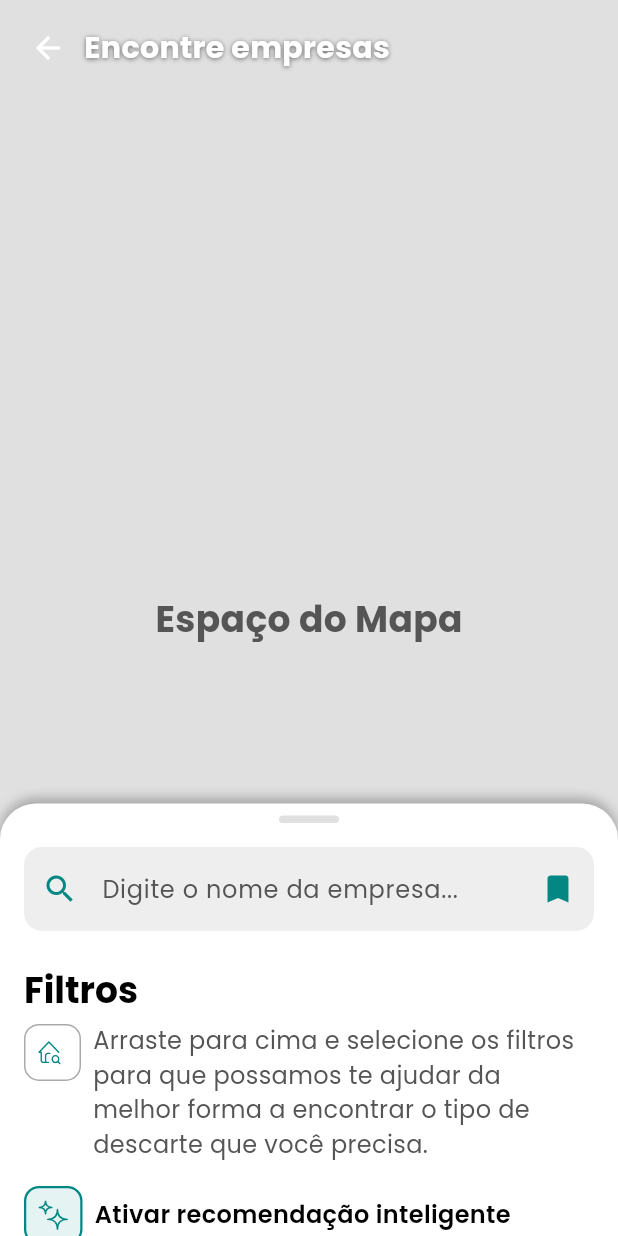
After one commit to maltezzzz/app_ecocyclo, a Flutter app: the MapScreen screen opened directly, on a phone screen of 412 x 824 dp. The commit adds this screen. Run offline on Flutter 3.47's test engine with Material 3 defaults, Android fonts, the light colour scheme and no system bars; our stand-ins replace flutter_svg, google_fonts, logger, shared_preferences; accounts and stored records are empty.

Commit message:
feat: Adiciona tela de mapa e refatora widgets de filtro

```diff
--- a/ecocyclo_app/lib/screens/home.dart
+++ b/ecocyclo_app/lib/screens/home.dart
@@ -6,12 +6,28 @@ import '../../widgets/home/home_disposal_card.dart';
 import '../../widgets/home/home_shortcut_icon.dart';
 import '../../widgets/home/home_educational_card.dart';
 import '../../widgets/custom_bottom_navigation_bar.dart';
+// 1. IMPORTAR A TELA DE MAPA (Ajuste o caminho conforme a estrutura do seu projeto)
+import '/screens/map_screen.dart'; // Exemplo: Adicione esta linha ou o caminho correto
 
 // Cria uma instância global do logger para ser usada em todo o arquivo
 final logger = Logger();
 
 class HomeScreen extends StatelessWidget {
   const HomeScreen({super.key});
+
+  // Função que será chamada para navegar para a tela do mapa
+  void _navigateToMap(BuildContext context) {
+    logger.i('Navegando para a tela de Mapa...');
+    // Se você usa rotas nomeadas para todas as telas, use:
+    // Navigator.pushNamed(context, '/map');
+
+    // Caso contrário, use MaterialPageRoute:
+    Navigator.of(context).push(
+      MaterialPageRoute(
+        builder: (context) => const MapScreen(), // Coloque o nome correto do seu widget de tela de mapa
+      ),
+    );
+  }
 
   @override
   Widget build(BuildContext context) {
@@ -133,7 +149,10 @@ class HomeScreen extends StatelessWidget {
           ),
         ),
       ),
-      bottomNavigationBar: const CustomBottomNavigationBar(),
+      // 2. CHAME O CUSTOM BOTTOM NAVIGATION BAR E PASSE A FUNÇÃO
+      bottomNavigationBar: CustomBottomNavigationBar(
+        onMapTap: () => _navigateToMap(context),
+      ),
     );
   }
 }
--- /dev/null
+++ b/ecocyclo_app/lib/screens/map_screen.dart
@@ -0,0 +1,408 @@
+import 'package:flutter/material.dart';
+import '../theme/app_colors.dart'; // Assumindo que AppColors está em lib/theme/
+
+// Importando os novos widgets da subpasta 'mapa'
+// Se map_screen.dart estiver em 'lib/', o caminho é 'widgets/mapa/...'
+import '../widgets/mapa/svg_icon_container.dart';
+import '../widgets/mapa/filter_chip.dart';
+import '../widgets/mapa/selectable_filter_card.dart';
+
+// --------------------------------------------------------------------------
+// 1. MODELO DE DADOS: Representa uma empresa de descarte (Mantido)
+// --------------------------------------------------------------------------
+class DisposalPoint {
+  final String id;
+  final String name;
+  final String description;
+  // Removida a dependência de LatLng. Usei um tipo dinâmico ou String como placeholder.
+  final dynamic location;
+  final List<String> categories;
+
+  const DisposalPoint({
+    required this.id,
+    required this.name,
+    required this.description,
+    required this.location,
+    this.categories = const [],
+  });
+}
+
+// --------------------------------------------------------------------------
+// NOVO MODELO: Detalhes dos Filtros (Mantido aqui, pois é usado em todo o arquivo)
+// --------------------------------------------------------------------------
+class FilterDetails {
+  final String description;
+  final String iconPath;
+
+  const FilterDetails({required this.description, required this.iconPath});
+}
+
+// --------------------------------------------------------------------------
+// CLASSE PRINCIPAL: MAPSSCREEN (Refatorada)
+// --------------------------------------------------------------------------
+/// O MapsScreen é um componente placeholder que existe APENAS para ser
+/// puxado/importado pela tela Home, sem conter nenhuma lógica de mapa.
+class MapScreen extends StatefulWidget {
+  const MapScreen({super.key});
+
+  @override
+  State<MapScreen> createState() => _MapScreenState();
+}
+
+class _MapScreenState extends State<MapScreen> {
+  // Variáveis de Estado
+  bool _isLoading = false;
+  bool _isSmartRecommendationActive = true;
+  final List<String> _selectedFilters = ['Reciclagem', 'MarketPlace'];
+  final List<String> _availableFilters = ['Reciclagem', 'Doação', 'MarketPlace', 'Reuso'];
+
+  final Map<String, Color> _filterColors = {
+    'Reciclagem': AppColors.secondary,
+    'Doação': Colors.green.shade600,
+    'MarketPlace': Colors.blue.shade600,
+    'Reuso': Colors.orange.shade700,
+  };
+
+  final Map<String, FilterDetails> _filterDetails = {
+    'Reciclagem': const FilterDetails(
+      iconPath: 'assets/icons/reciclagem.svg',
+      description: 'Empresas especializadas na coleta, desmontagem, análise e reciclagem dos resíduos eletrônicos descartados',
+    ),
+    'Doação': const FilterDetails(
+      iconPath: 'assets/icons/doacao.svg',
+      description: 'Contribua com a educação e a sustentabilidade doando seus eletrônicos a projetos sociais e educacionais. Eles serão usados como insumos de aprendizado em comunidades e escolas.',
+    ),
+    'MarketPlace': const FilterDetails(
+      iconPath: 'assets/icons/marketplace.svg',
+      description: 'Venda seus equipamentos ainda utilizáveis com segurança e confiança.',
+    ),
+    'Reuso': const FilterDetails(
+      iconPath: 'assets/icons/reuso.svg',
+      description: 'Para quem quer doar equipamentos que ainda funcionam, mas que não tem mais utilidade pessoal. Aqui, eles são reparados e reutilizados.',
+    ),
+  };
+
+
+  @override
+  Widget build(BuildContext context) {
+
+    // Mapeamento dos chips ativos usando o novo widget FilterChipWidget
+    final activeFilterChips = _selectedFilters
+        .where((name) => _filterDetails.containsKey(name))
+        .map((name) {
+          final color = _filterColors[name] ?? AppColors.secondary;
+          final details = _filterDetails[name]!;
+          return FilterChipWidget(
+            key: ValueKey(name), // Usando ValueKey para ajudar o Flutter
+            label: name,
+            iconPath: details.iconPath,
+            color: color,
+            onRemove: () {
+              setState(() {
+                _selectedFilters.remove(name);
+                // TODO: Lógica de filtragem
+              });
+            },
+          );
+        })
+        .toList();
+
+    // Mapeamento dos cards de filtro usando o novo widget SelectableFilterCard
+    final selectableFilterCards = _availableFilters
+        .where((name) => _filterDetails.containsKey(name))
+        .map((name) {
+          final details = _filterDetails[name]!;
+          final color = _filterColors[name] ?? AppColors.secondary;
+          final isSelected = _selectedFilters.contains(name);
+
+          return SelectableFilterCard(
+            key: ValueKey(name), // Usando ValueKey para ajudar o Flutter
+            filterName: name,
+            details: details,
+            color: color,
+            isSelected: isSelected,
+            onTap: () {
+              setState(() {
+                if (isSelected) {
+                  _selectedFilters.remove(name);
+                } else {
+                  _selectedFilters.add(name);
+                }
+                // TODO: Lógica de filtragem
+              });
+            },
+          );
+        })
+        .toList();
+
+    return Scaffold(
+      body: Stack(
+        children: [
+          // FUNDO: MAPA VAZIO (Placeholder de Fundo)
+          Positioned.fill(
+            child: Container(
+              color: Colors.grey[300], // Cor de fundo que simula o espaço do mapa
+              child: _isLoading
+                  ? const Center(child: CircularProgressIndicator(color: AppColors.secondary))
+                  : const Center(
+                      child: Text(
+                        'Espaço do Mapa',
+                        style: TextStyle(
+                          fontSize: 24,
+                          fontWeight: FontWeight.bold,
+                          color: AppColors.textSecondary
+                        ),
+                      ),
+                    ),
+            ),
+          ),
+
+          // ------------------------------------------------------------------
+          // HEADER FIXO NO TOPO (Mantido)
+          // ------------------------------------------------------------------
+          Align(
+            alignment: Alignment.topLeft,
+            child: SafeArea(
+              child: Padding(
+                padding: const EdgeInsets.only(top: 8.0, left: 8.0, right: 16.0),
+                child: Row(
+                  children: [
+                    IconButton(
+                      icon: const Icon(Icons.arrow_back, color: AppColors.white),
+                      onPressed: () => Navigator.pop(context),
+                    ),
+                    const Text(
+                      "Encontre empresas",
+                      style: TextStyle(
+                        color: AppColors.white,
+                        fontSize: 20,
+                        fontWeight: FontWeight.bold,
+                        shadows: [
+                            BoxShadow(
+                              color: Colors.black54,
+                              blurRadius: 4,
+                              offset: Offset(0, 1)
+                            )
+                        ]
+                      ),
+                    )
+                  ],
+                ),
+              ),
+            ),
+          ),
+
+          // ------------------------------------------------------------------
+          // CAIXA DE FILTROS ARRASTÁVEL (DraggableScrollableSheet - Mantido)
+          // ------------------------------------------------------------------
+          DraggableScrollableSheet(
+            initialChildSize: 0.35,
+            minChildSize: 0.15,
+            maxChildSize: 0.90,
+            builder: (BuildContext context, ScrollController scrollController) {
+              return Container(
+                width: double.infinity,
+                padding: const EdgeInsets.symmetric(horizontal: 16.0),
+                decoration: const BoxDecoration(
+                  color: AppColors.white,
+                  borderRadius: BorderRadius.vertical(
+                    top: Radius.circular(24),
+                  ),
+                  boxShadow: [
+                    BoxShadow(
+                      blurRadius: 6,
+                      color: Colors.black26,
+                      offset: Offset(0, -3),
+                    )
+                  ],
+                ),
+                child: SingleChildScrollView(
+                  controller: scrollController,
+                  padding: const EdgeInsets.only(top: 8.0, bottom: 32.0),
+                  child: Column(
+                    crossAxisAlignment: CrossAxisAlignment.start,
+                    mainAxisSize: MainAxisSize.min,
+                    children: [
+                      // Puxador (Handle)
+                      Center(
+                        child: Container(
+                          width: 40,
+                          height: 5,
+                          margin: const EdgeInsets.only(bottom: 16),
+                          decoration: BoxDecoration(
+                            color: Colors.grey[300],
+                            borderRadius: BorderRadius.circular(5),
+                          ),
+                        ),
+                      ),
+
+                      // Campo de busca (Header) - ATUALIZADO
+                      TextField(
+                        decoration: InputDecoration(
+                          hintText: "Digite o nome da empresa...",
+                          hintStyle: const TextStyle(color: AppColors.textSecondary),
+                          prefixIcon: const Icon(Icons.search, color: AppColors.secondary), // Corrigido para AppColors.secondary
+
+                          // NOVO ÍCONE: Marcador/Bandeira
+                          suffixIcon: IconButton(
+                            icon: const Icon(Icons.bookmark, color: AppColors.secondary),
+                            onPressed: () {
+                              // TODO: Lógica para abrir filtros ou favoritos rápidos
+                            },
+                          ),
+
+                          filled: true,
+                          fillColor: Colors.grey[200], // Corrigido para um cinza mais claro (AppColors.background não estava definido, mas Colors.grey[200] simula a cor da imagem)
+                          border: OutlineInputBorder(
+                            borderRadius: BorderRadius.circular(12),
+                            borderSide: BorderSide.none,
+                          ),
+                        ),
+                      ),
+
+                      const SizedBox(height: 24),
+
+                      // Título Filtros
+                      Text(
+                        "Filtros",
+                        style: Theme.of(context).textTheme.titleLarge?.copyWith(fontWeight: FontWeight.bold),
+                      ),
+                      const SizedBox(height: 8),
+                      // Descrição com ícone (Usa o Widget importado)
+                      Row(
+                        crossAxisAlignment: CrossAxisAlignment.start,
+                        children: [
+                          const SvgIconContainer(
+                            iconPath: 'assets/icons/home_search.svg',
+                            color: AppColors.secondary,
+                            size: 20,
+                            padding: 8,
+                            isActive: false,
+                            isSmartRecIcon: false,
+                            shouldApplyColorFilter: true,
+                          ),
+                          const SizedBox(width: 8),
+                          Expanded(
+                            child: Text(
+                              "Arraste para cima e selecione os filtros para que possamos te ajudar da melhor forma a encontrar o tipo de descarte que você precisa.",
+                              style: Theme.of(context).textTheme.bodyMedium,
+                            ),
+                          ),
+                        ],
+                      ),
+
+                      const SizedBox(height: 16),
+
+                      // Recomendação inteligente
+                      GestureDetector(
+                        onTap: () {
+                          setState(() {
+                            _isSmartRecommendationActive = !_isSmartRecommendationActive;
+                          });
+                        },
+                        child: Row(
+                          mainAxisAlignment: MainAxisAlignment.start,
+                          children: [
+                            SvgIconContainer( // Usa o Widget importado
+                              iconPath: 'assets/icons/stars.svg',
+                              color: AppColors.secondary,
+                              size: 20,
+                              padding: 8,
+                              isActive: _isSmartRecommendationActive,
+                              isSmartRecIcon: true,
+                              shouldApplyColorFilter: true,
+                            ),
+                            const SizedBox(width: 8),
+                            Text(
+                              "Ativar recomendação inteligente",
+                              style: Theme.of(context).textTheme.bodyMedium?.copyWith(
+                                    fontWeight: FontWeight.w600,
+                                    color: AppColors.textPrimary,
+                                  ),
+                            ),
+                          ],
+                        ),
+                      ),
+
+                      // ----------------------------------------------------
+                      // SEÇÃO DE FILTROS SELECIONADOS (Chips)
+                      // ----------------------------------------------------
+                      if (activeFilterChips.isNotEmpty) ...[
+                        const SizedBox(height: 24),
+                        Row(
+                          mainAxisAlignment: MainAxisAlignment.spaceBetween,
+                          children: [
+                            Text(
+                              "Selecionados",
+                              style: Theme.of(context).textTheme.titleMedium?.copyWith(
+                                fontWeight: FontWeight.bold,
+                                color: AppColors.textPrimary
+                              ),
+                            ),
+                            TextButton(
+                              onPressed: () {
+                                setState(() {
+                                  _selectedFilters.clear();
+                                });
+                              },
+                              child: const Text(
+                                "Limpar Filtros",
+                                style: TextStyle(
+                                  color: AppColors.secondary,
+                                  decoration: TextDecoration.underline,
+                                ),
+                              ),
+                            )
+                          ],
+                        ),
+                        const SizedBox(height: 12),
+
+                        // Lista de Chips Ativos (Agora usa o mapeamento para o widget)
+                        Wrap(
+                          spacing: 8,
+                          runSpacing: 8,
+                          children: activeFilterChips,
+                        ),
+                      ],
+
+                      // ----------------------------------------------------
+                      // CARTÕES DE FILTROS (Todas as 4 Categorias)
+                      // ----------------------------------------------------
+                      const SizedBox(height: 24),
+
+                      // Lista de Cartões Detalhados (Agora usa o mapeamento para o widget)
+                      Column(
+                        crossAxisAlignment: CrossAxisAlignment.stretch,
+                        children: selectableFilterCards,
+                      ),
+
+                      const SizedBox(height: 32),
+                      // Botão de Ação
+                      Center(
+                        child: ElevatedButton(
+                          onPressed: () {
+                            // TODO: Ação de filtro
+                          },
+                          style: ElevatedButton.styleFrom(
+                            backgroundColor: AppColors.secondary,
+                            padding: const EdgeInsets.symmetric(horizontal: 40, vertical: 14),
+                            shape: RoundedRectangleBorder(borderRadius: BorderRadius.circular(12)),
+                          ),
+                          child: const Text(
+                            "Aplicar Filtros",
+                            style: TextStyle(fontSize: 16, color: AppColors.white, fontWeight: FontWeight.bold),
+                          ),
+                        ),
+                      ),
+                      const SizedBox(height: 16),
+                    ],
+                  ),
+                ),
+              );
+            },
+          ),
+        ],
+      ),
+    );
+  }
+}
--- a/ecocyclo_app/lib/widgets/custom_bottom_navigation_bar.dart
+++ b/ecocyclo_app/lib/widgets/custom_bottom_navigation_bar.dart
@@ -8,7 +8,13 @@ import '../theme/app_colors.dart'; // Importa AppColors
 final logger = Logger();
 
 class CustomBottomNavigationBar extends StatelessWidget {
-  const CustomBottomNavigationBar({super.key});
+  // 1. Adicione um callback para o evento de clique no mapa
+  final VoidCallback? onMapTap;
+
+  const CustomBottomNavigationBar({
+    super.key,
+    this.onMapTap, // 2. Adicione-o ao construtor
+  });
 
   @override
   Widget build(BuildContext context) {
@@ -37,13 +43,17 @@ class CustomBottomNavigationBar extends StatelessWidget {
             },
             child: SvgPicture.asset("assets/icons/home.svg", width: 30, height: 30),
           ),
+
+          // BOTÃO MAPA ALTERADO
           GestureDetector(
             onTap: () {
-              // TODO: Lógica para o botão Mapa
-              logger.i('Mapa clicado!');
+              // 3. Em vez de navegar aqui, chame o callback
+              logger.i('Mapa clicado! Acionando callback...');
+              onMapTap?.call(); // Chama a função que será definida na tela Home
             },
             child: SvgPicture.asset("assets/icons/map.svg", width: 30, height: 30),
           ),
+
           GestureDetector(
             onTap: () {
               // TODO: Lógica para o botão Chat
--- /dev/null
+++ b/ecocyclo_app/lib/widgets/mapa/svg_icon_container.dart
@@ -0,0 +1,66 @@
+import 'package:flutter/material.dart';
+import 'package:flutter_svg/flutter_svg.dart';
+import '../../../../theme/app_colors.dart'; // Ajuste o caminho conforme sua estrutura real
+
+/// Widget auxiliar para construir um contêiner estilizado para ícones SVG.
+/// É usado para os ícones de Recomendação Inteligente e a descrição de filtros.
+class SvgIconContainer extends StatelessWidget {
+  final String iconPath;
+  final Color color;
+  final double size;
+  final double padding;
+  final bool isActive;
+  final bool isSmartRecIcon;
+  final bool shouldApplyColorFilter;
+
+  const SvgIconContainer({
+    super.key,
+    required this.iconPath,
+    required this.color,
+    this.size = 28,
+    this.padding = 10,
+    required this.isActive,
+    this.isSmartRecIcon = false,
+    this.shouldApplyColorFilter = true,
+  });
+
+  @override
+  Widget build(BuildContext context) {
+    // A cor de preenchimento é usada se o filtro de cor for aplicado
+    final Color iconFillColor = (isSmartRecIcon && isActive) || !isSmartRecIcon
+        ? color
+        : AppColors.textPrimary.withOpacity(0.8);
+
+    final bool shouldBeActiveStyle = isSmartRecIcon && isActive;
+
+    final Color borderColor = shouldBeActiveStyle ? color : AppColors.textSecondary.withOpacity(0.5);
+    final Color containerColor = shouldBeActiveStyle ? color.withOpacity(0.1) : AppColors.white;
+    final double borderWidth = shouldBeActiveStyle ? 1.5 : 1.0;
+
+    // Define o ColorFilter. Se shouldApplyColorFilter for false, ele é null.
+    final ColorFilter? filter = shouldApplyColorFilter
+        ? ColorFilter.mode(iconFillColor, BlendMode.srcIn)
+        : null;
+
+    return Container(
+      padding: EdgeInsets.all(padding),
+      decoration: BoxDecoration(
+        color: containerColor,
+        borderRadius: BorderRadius.circular(10),
+        border: Border.all(
+          color: borderColor,
+          width: borderWidth,
+        ),
+      ),
+      child: SvgPicture.asset(
+        iconPath,
+        width: size,
+        height: size,
+        colorFilter: filter,
+        errorBuilder: (context, error, stackTrace) {
+          return Icon(Icons.error, color: Colors.red, size: size);
+        },
+      ),
+    );
+  }
+}
--- a/ecocyclo_app/pubspec.yaml
+++ b/ecocyclo_app/pubspec.yaml
@@ -37,6 +37,7 @@ dependencies:
   # The following adds the Cupertino Icons font to your application.
   # Use with the CupertinoIcons class for iOS style icons.
   cupertino_icons: ^1.0.8
+  google_maps_flutter: ^2.5.0
 
 dev_dependencies:
   flutter_test:
```
Also changed, not shown: ecocyclo_app/lib/widgets/mapa/filter_chip.dart (added, +46 -0 lines), ecocyclo_app/lib/widgets/mapa/selectable_filter_card.dart (added, +104 -0 lines), ecocyclo_app/assets/icons/doacao.svg (added), ecocyclo_app/assets/icons/home_search.svg (added), ecocyclo_app/assets/icons/marketplace.svg (added), ecocyclo_app/assets/icons/reciclagem.svg (added), ecocyclo_app/assets/icons/reuso.svg (added), ecocyclo_app/assets/icons/stars.svg (added), ecocyclo_app/pubspec.lock.
